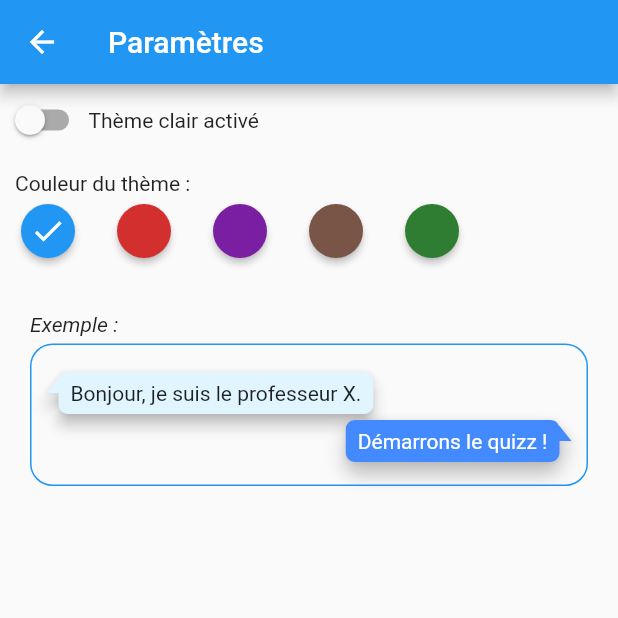
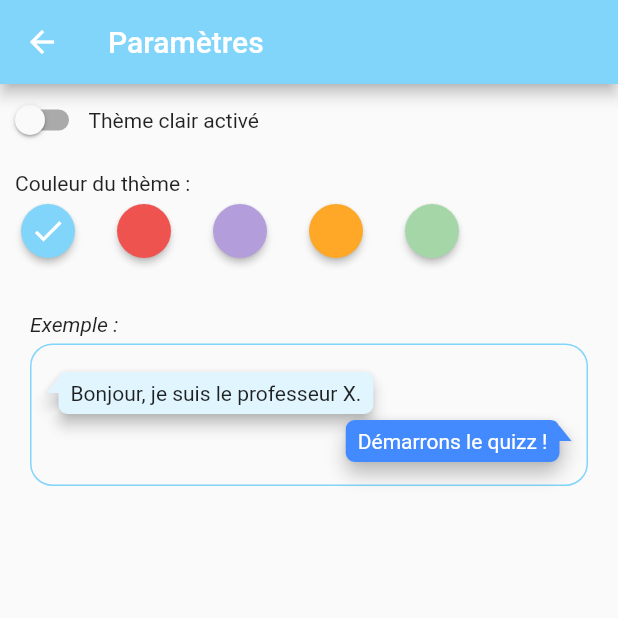
Before and after one commit to Zigotote/diving_quizz, a Flutter app: the screen it shows after launch, after a tap on the "settings" icon, on a phone screen of 412 x 824 dp, the top half of it. Run offline on Flutter 3.47's test engine with Material 2 defaults, Android fonts, the phone set to English and light mode, and no system bars; drawn by our look-alikes of bubble; our stand-ins replace shared_preferences, sqflite; accounts and stored records are empty.

Commit message:
Upd: change design to Lea design (home image)

```diff
--- a/lib/pages/home.dart
+++ b/lib/pages/home.dart
@@ -37,6 +37,8 @@ class Home extends StatelessWidget {
 
   @override
   Widget build(BuildContext context) {
+    final double screenWidth = MediaQuery.of(context).size.width;
+    final double screenHeight = MediaQuery.of(context).size.height;
     return Consumer(builder: (context, ThemeProvider themeProvider, child) {
       return Scaffold(
         appBar: AppBar(
@@ -52,45 +54,32 @@ class Home extends StatelessWidget {
             ),
           ],
         ),
-        body: OrientationBuilder(
-          builder: (context, orientation) {
-            return GridView.count(
-              crossAxisCount: orientation == Orientation.portrait ? 2 : 3,
-              crossAxisSpacing: 2,
-              padding: EdgeInsets.symmetric(vertical: 20, horizontal: 10),
-              children: _menu
-                  .map(
-                    (item) => Container(
-                      padding: EdgeInsets.all(8),
-                      child: ElevatedButton(
-                        child: Center(
-                          child: Column(
-                            mainAxisAlignment: MainAxisAlignment.spaceEvenly,
-                            children: [
-                              MyIcon(
-                                image: item.image,
-                                diameter: 100,
-                              ),
-                              Text(
-                                item.text,
-                                textAlign: TextAlign.center,
-                              )
-                            ],
-                          ),
-                        ),
-                        onPressed: () => this._navigateTo(context, item.page),
-                        style: ElevatedButton.styleFrom(
-                          primary: themeProvider.theme.menuColors[
-                              _menu.indexOf(item)], //background color
-                          onPrimary: themeProvider.theme.textColor,
-                          elevation: 10,
-                        ),
-                      ),
-                    ),
-                  )
-                  .toList(),
-            );
-          },
+        body: Stack(
+          children: [
+            Positioned(
+              bottom: screenHeight > 800 && screenWidth > 450
+                  ? -screenWidth * 0.5
+                  : -screenWidth * 0.35,
+              left: screenWidth * 0.05,
+              width: screenWidth * 0.9,
+              height: screenWidth * 0.9,
+              child: Container(
+                decoration: BoxDecoration(
+                  shape: BoxShape.circle,
+                  color: themeProvider.theme.themeData.primaryColor,
+                ),
+              ),
+            ),
+            Positioned(
+              bottom: 0,
+              child: Image.asset(
+                "assets/images/menus/plongeuse.png",
+                width: MediaQuery.of(context).size.width,
+                height: MediaQuery.of(context).size.height,
+                fit: BoxFit.cover,
+              ),
+            ),
+          ],
         ),
       );
     });
--- a/lib/theme/blue_theme.dart
+++ b/lib/theme/blue_theme.dart
@@ -8,6 +8,9 @@ class BlueShadeColors extends AbstractShadeColors {
   ColorThemes get themeName => ColorThemes.Blue;
 
   @override
+  Color get primaryColor => Colors.lightBlue.shade200;
+
+  @override
   Color get deepColor => Colors.blueAccent;
 
   @override
@@ -16,22 +19,12 @@ class BlueShadeColors extends AbstractShadeColors {
 
 class LightBlueTheme extends AbstractLightTheme {
   @override
-  AbstractShadeColors get shadeColorsCouple => BlueShadeColors();
-
-  @override
-  Color get primaryColor => Colors.blue;
-
-  @override
-  List<Color> get menuColors =>
-      [Colors.lightBlue.shade200, Colors.blueAccent.shade100];
+  AbstractShadeColors get shadeColors => BlueShadeColors();
 }
 
 class DarkBlueTheme extends AbstractDarkTheme {
   @override
-  AbstractShadeColors get shadeColorsCouple => BlueShadeColors();
-
-  @override
-  List<Color> get menuColors => [Colors.blue.shade700, Colors.indigo.shade400];
+  AbstractShadeColors get shadeColors => BlueShadeColors();
 
   @override
   Color get elevatedButtonColor => Colors.blueAccent.shade700;
--- a/lib/theme/theme_preferences.dart
+++ b/lib/theme/theme_preferences.dart
@@ -2,7 +2,7 @@ import 'package:shared_preferences/shared_preferences.dart';
 
 import 'abstract_themes.dart';
 import 'blue_theme.dart';
-import 'brown_theme.dart';
+import 'orange_theme.dart';
 import 'green_theme.dart';
 import 'purple_theme.dart';
 import 'red_theme.dart';
@@ -50,7 +50,7 @@ class ThemePreferences {
 }
 
 /// List of the available color themes
-enum ColorThemes { Blue, Red, Purple, Brown, Green }
+enum ColorThemes { Blue, Red, Purple, Orange, Green }
 
 /// Extension to link an enum value to a MyTheme class
 extension ColorThemesExtension on ColorThemes {
@@ -67,8 +67,8 @@ extension ColorThemesExtension on ColorThemes {
       case ColorThemes.Purple:
         theme = isDarkTheme ? DarkPurpleTheme() : LightPurpleTheme();
         break;
-      case ColorThemes.Brown:
-        theme = isDarkTheme ? DarkBrownTheme() : LightBrownTheme();
+      case ColorThemes.Orange:
+        theme = isDarkTheme ? DarkOrangeTheme() : LightOrangeTheme();
         break;
       case ColorThemes.Green:
         theme = isDarkTheme ? DarkGreenTheme() : LightGreenTheme();
```
Also changed, not shown: lib/theme/abstract_themes.dart (+14 -16 lines), lib/theme/brown_theme.dart (deleted, +0 -43 lines), lib/theme/green_theme.dart (+5 -12 lines), lib/theme/orange_theme.dart (added, +37 -0 lines), lib/theme/purple_theme.dart (+5 -13 lines), lib/theme/red_theme.dart (+5 -12 lines), assets/images/menus/plongeuse.png (added).
